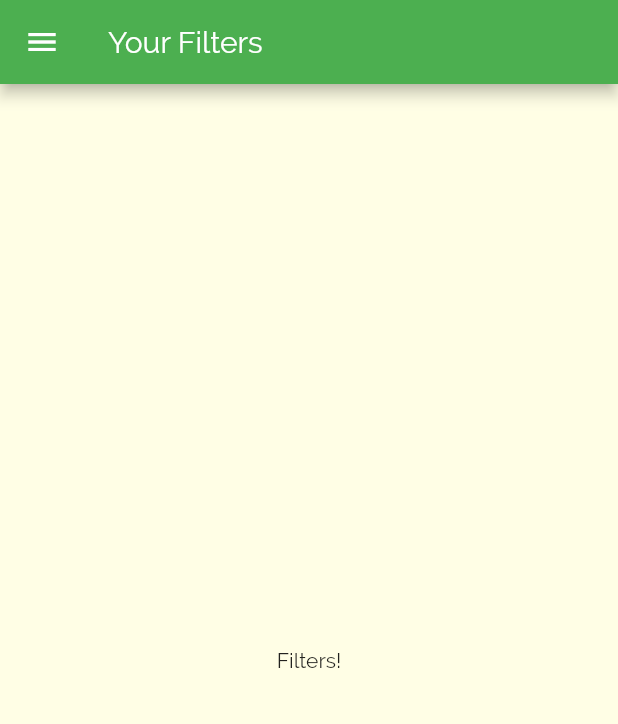
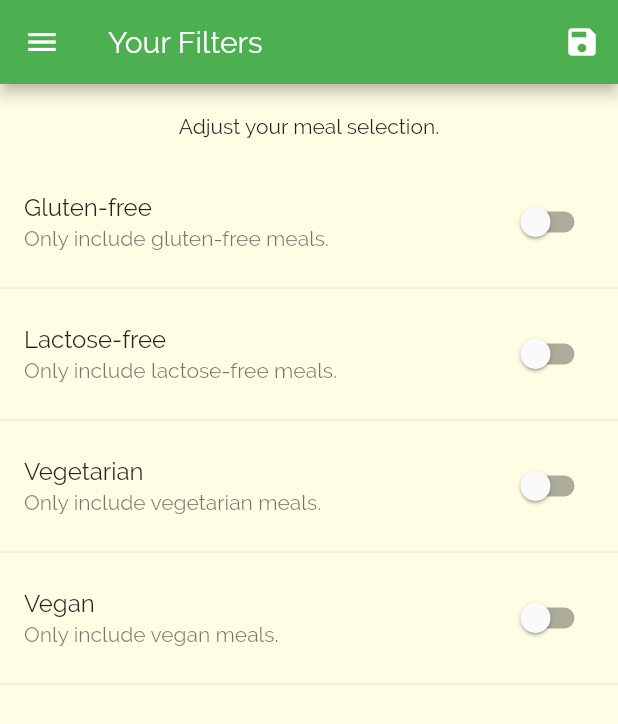
Before and after one commit to xihadulislam/Meal-app--Navigation-Flutter, a Flutter app: the FiltersScreen screen opened by its route, on a phone screen of 412 x 824 dp. Shown: the top 724 px of the screen. Run offline on Flutter 3.47's test engine with Material 2 defaults, Android fonts, the phone set to English and light mode, and no system bars; network calls fail.

Commit message:
added filter

```diff
--- a/lib/data/dummy_data.dart
+++ b/lib/data/dummy_data.dart
@@ -1,4 +1,4 @@
-import 'package:meals_app/models/meal.dart';
+import 'package:meals_app/models/Meal.dart';
 
 const DUMMY_MEALS = const [
   Meal(
--- a/lib/main.dart
+++ b/lib/main.dart
@@ -1,15 +1,77 @@
 import 'package:flutter/material.dart';
+import 'package:meals_app/models/Meal.dart';
 import 'package:meals_app/screens/category_meal_screen.dart';
 import 'package:meals_app/screens/filters_screen.dart';
 import 'package:meals_app/screens/meal_detail_screen.dart';
 import 'package:meals_app/screens/tabs_screen.dart';
 
+import 'data/dummy_data.dart';
+
 void main() {
-  runApp(MyApp());
+  runApp(MyApplication());
 }
 
-class MyApp extends StatelessWidget {
-  // This widget is the root of your application.
+class MyApplication extends StatefulWidget {
+
+  @override
+  _MyApplicationState createState() => _MyApplicationState();
+}
+
+class _MyApplicationState extends State<MyApplication> {
+
+
+  Map<String, bool> _filters = {
+    'gluten': false,
+    'lactose': false,
+    'vegan': false,
+    'vegetarian': false,
+  };
+  List<Meal> _availableMeals = DUMMY_MEALS;
+  List<Meal> _favoriteMeals = [];
+
+  void _setFilters(Map<String, bool> filterData) {
+    setState(() {
+      _filters = filterData;
+
+      _availableMeals = DUMMY_MEALS.where((meal) {
+        if (_filters['gluten'] && !meal.isGlutenFree) {
+          return false;
+        }
+        if (_filters['lactose'] && !meal.isLactoseFree) {
+          return false;
+        }
+        if (_filters['vegan'] && !meal.isVegan) {
+          return false;
+        }
+        if (_filters['vegetarian'] && !meal.isVegetarian) {
+          return false;
+        }
+        return true;
+      }).toList();
+    });
+  }
+
+  void _toggleFavorite(String mealId) {
+    final existingIndex =
+    _favoriteMeals.indexWhere((meal) => meal.id == mealId);
+    if (existingIndex >= 0) {
+      setState(() {
+        _favoriteMeals.removeAt(existingIndex);
+      });
+    } else {
+      setState(() {
+        _favoriteMeals.add(
+          DUMMY_MEALS.firstWhere((meal) => meal.id == mealId),
+        );
+      });
+    }
+  }
+
+  bool _isMealFavorite(String id) {
+    return _favoriteMeals.any((meal) => meal.id == id);
+  }
+
+
   @override
   Widget build(BuildContext context) {
     return MaterialApp(
@@ -17,15 +79,15 @@ class MyApp extends StatelessWidget {
       title: 'Flutter',
       theme: ThemeData(
         primarySwatch: Colors.green,
-        accentColor: Colors.white,
+        accentColor: Colors.amber,
         canvasColor: Color.fromRGBO(255, 254, 229, 1),
         fontFamily: 'Raleway',
       ),
       home: TabsScreen(),
-      routes:  {
-        CategoryMealScreen.routeName: (ctx) => CategoryMealScreen(),
+      routes: {
+        CategoryMealScreen.routeName: (ctx) => CategoryMealScreen(_availableMeals),
         MealDetailScreen.routeName: (ctx) => MealDetailScreen(),
-        FiltersScreen.routeName: (ctx) => FiltersScreen(),
+        FiltersScreen.routeName: (ctx) => FiltersScreen(_filters, _setFilters),
       },
     );
   }
--- a/lib/screens/filters_screen.dart
+++ b/lib/screens/filters_screen.dart
@@ -2,18 +2,138 @@ import 'package:flutter/material.dart';
 
 import '../widgets/main_drawer.dart';
 
-class FiltersScreen extends StatelessWidget {
+class FiltersScreen extends StatefulWidget {
   static const routeName = '/filters';
+
+  final Function saveFilters;
+  final Map<String, bool> currentFilters;
+
+  FiltersScreen(this.currentFilters, this.saveFilters);
+
+  @override
+  _FiltersScreenState createState() => _FiltersScreenState();
+}
+
+class _FiltersScreenState extends State<FiltersScreen> {
+  bool _glutenFree = false;
+  bool _vegetarian = false;
+  bool _vegan = false;
+  bool _lactoseFree = false;
+
+  @override
+  initState() {
+    _glutenFree = widget.currentFilters['gluten'];
+    _lactoseFree = widget.currentFilters['lactose'];
+    _vegetarian = widget.currentFilters['vegetarian'];
+    _vegan = widget.currentFilters['vegan'];
+    super.initState();
+  }
+
+  Widget _buildSwitchListTile(
+    String title,
+    String description,
+    bool currentValue,
+    Function updateValue,
+  ) {
+    return Column(
+      children: [
+        SwitchListTile(
+          title: Text(title),
+          value: currentValue,
+          subtitle: Text(
+            description,
+          ),
+          onChanged: updateValue,
+        ),
+        Divider()
+      ],
+    );
+  }
 
   @override
   Widget build(BuildContext context) {
     return Scaffold(
       appBar: AppBar(
         title: Text('Your Filters'),
+        actions: <Widget>[
+          IconButton(
+            icon: Icon(Icons.save),
+            onPressed: () {
+              final selectedFilters = {
+                'gluten': _glutenFree,
+                'lactose': _lactoseFree,
+                'vegan': _vegan,
+                'vegetarian': _vegetarian,
+              };
+           widget.saveFilters(selectedFilters);
+            },
+          )
+        ],
       ),
       drawer: MainDrawer(),
-      body: Center(
-        child: Text('Filters!'),
+      body: Column(
+        children: <Widget>[
+          Container(
+            padding: EdgeInsets.all(20),
+            child: Text(
+              'Adjust your meal selection.',
+            ),
+          ),
+          Expanded(
+            child: ListView(
+              children: <Widget>[
+                _buildSwitchListTile(
+                  'Gluten-free',
+                  'Only include gluten-free meals.',
+                  _glutenFree,
+                  (newValue) {
+                    setState(
+                      () {
+                        _glutenFree = newValue;
+                      },
+                    );
+                  },
+                ),
+                _buildSwitchListTile(
+                  'Lactose-free',
+                  'Only include lactose-free meals.',
+                  _lactoseFree,
+                  (newValue) {
+                    setState(
+                      () {
+                        _lactoseFree = newValue;
+                      },
+                    );
+                  },
+                ),
+                _buildSwitchListTile(
+                  'Vegetarian',
+                  'Only include vegetarian meals.',
+                  _vegetarian,
+                  (newValue) {
+                    setState(
+                      () {
+                        _vegetarian = newValue;
+                      },
+                    );
+                  },
+                ),
+                _buildSwitchListTile(
+                  'Vegan',
+                  'Only include vegan meals.',
+                  _vegan,
+                  (newValue) {
+                    setState(
+                      () {
+                        _vegan = newValue;
+                      },
+                    );
+                  },
+                )
+              ],
+            ),
+          ),
+        ],
       ),
     );
   }
--- a/lib/screens/tabs_screen.dart
+++ b/lib/screens/tabs_screen.dart
@@ -40,7 +40,7 @@ class _TabsScreenState extends State<TabsScreen> {
         onTap: _selectPage,
         backgroundColor: Theme.of(context).primaryColor,
         unselectedItemColor: Colors.white70,
-        selectedItemColor: Theme.of(context).accentColor,
+        selectedItemColor: Colors.white,
         currentIndex: _selectedPageIndex,
         // type: BottomNavigationBarType.fixed,
         items: [
--- a/lib/widgets/Meal_Item.dart
+++ b/lib/widgets/Meal_Item.dart
@@ -1,5 +1,5 @@
 import 'package:flutter/material.dart';
-import 'package:meals_app/models/meal.dart';
+import 'package:meals_app/models/Meal.dart';
 import 'package:meals_app/screens/meal_detail_screen.dart';
 
 class MealItem extends StatelessWidget {
```
Also changed, not shown: lib/screens/category_meal_screen.dart (+34 -23 lines), lib/screens/meal_detail_screen.dart (+7 -0 lines), lib/models/Meal.dart (renamed from lib/models/meal.dart).
